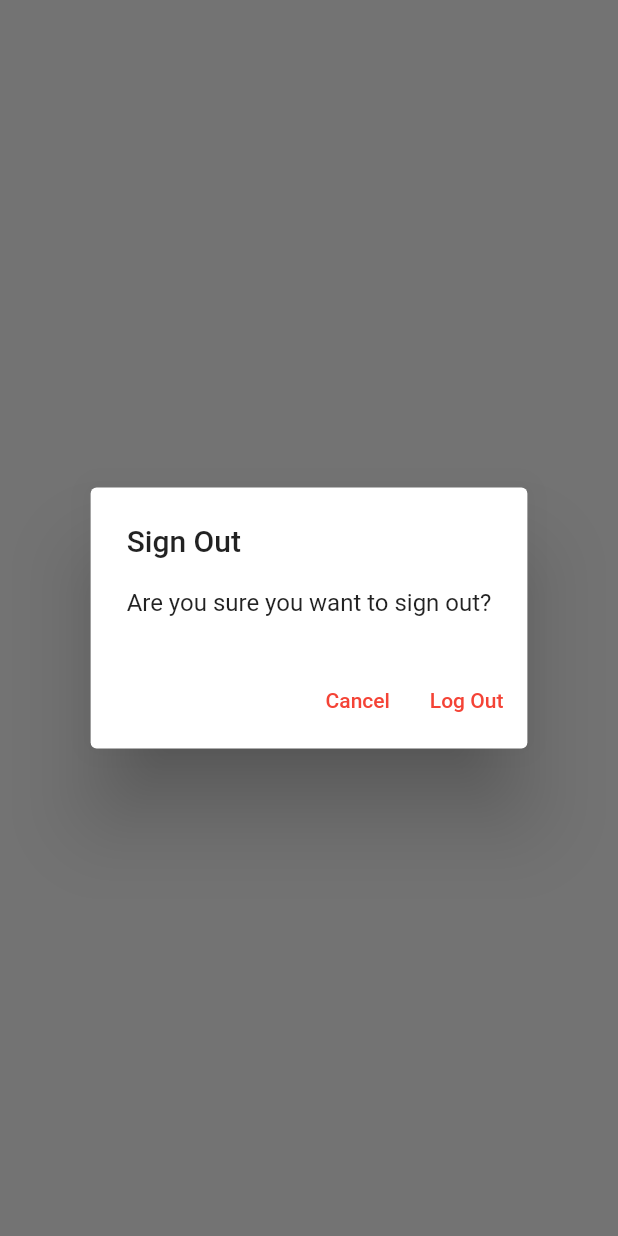
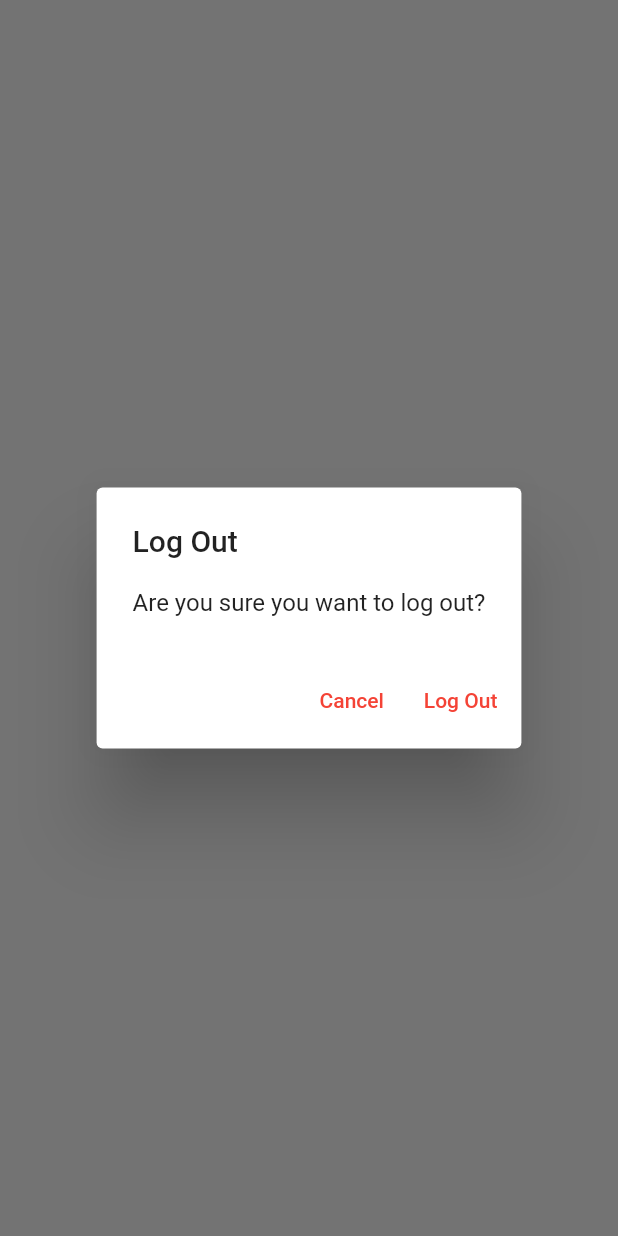
Before and after one commit to YehiaEhab16/Sharing-App, a Flutter app: what showLogOutDialog() shows on an empty page, opened directly, on a phone screen of 412 x 824 dp. Run offline on Flutter 3.47's test engine with Material 2 defaults, Android fonts, the phone set to English and light mode, and no system bars; our stand-ins replace firebase_auth, firebase_core, sqflite; accounts and stored records are empty; network calls fail.

```diff
--- a/lib/main.dart
+++ b/lib/main.dart
@@ -1,8 +1,8 @@
 import 'package:my_app/services/auth/auth_service.dart';
 import 'package:flutter/material.dart';
 import 'package:my_app/constants/routes.dart';
-import 'package:my_app/views/mainview.dart';
-import 'package:my_app/views/newview.dart';
+import 'package:my_app/views/notes/mainview.dart';
+import 'package:my_app/views/notes/newview.dart';
 import 'package:my_app/views/verifyemailview.dart';
 import 'package:my_app/views/loginview.dart';
 import 'package:my_app/views/registerview.dart';
--- /dev/null
+++ b/lib/utils/dialogs/genericdialog.dart
@@ -0,0 +1,34 @@
+import 'package:flutter/material.dart';
+
+typedef DialogOptionBuilder<T> = Map<String, T?> Function();
+
+Future<T?> showGenericDialog<T>({
+  required BuildContext context,
+  required String title,
+  required String content,
+  required DialogOptionBuilder optionsBuilder,
+}) {
+  final options = optionsBuilder();
+  return showDialog<T>(
+    context: context,
+    builder: (context) {
+      return AlertDialog(
+        title: Text(title),
+        content: Text(content),
+        actions: options.keys.map((optionTitle) {
+          final T value = options[optionTitle];
+          return TextButton(
+            onPressed: () {
+              if (value != null) {
+                Navigator.of(context).pop(value);
+              } else {
+                Navigator.of(context).pop();
+              }
+            },
+            child: Text(optionTitle),
+          );
+        }).toList(),
+      );
+    },
+  );
+}
--- /dev/null
+++ b/lib/utils/dialogs/logoutdialog.dart
@@ -0,0 +1,16 @@
+import 'package:flutter/material.dart';
+import 'genericdialog.dart';
+
+Future<bool> showLogOutDialog(BuildContext context) {
+  return showGenericDialog<bool>(
+    context: context,
+    title: 'Log Out',
+    content: 'Are you sure you want to log out?',
+    optionsBuilder: () => {
+      'Cancel': false,
+      'Log Out': true,
+    },
+  ).then(
+    (value) => value ?? false,
+  );
+}
--- a/lib/views/mainview.dart
+++ b/lib/views/notes/mainview.dart
@@ -3,6 +3,10 @@ import 'package:my_app/constants/routes.dart';
 import 'package:my_app/enums/menu_action.dart';
 import 'package:my_app/services/auth/auth_service.dart';
 import 'package:my_app/services/crud/notes_service.dart';
+import 'package:my_app/utils/dialogs/logoutdialog.dart';
+
+import '../../utils/dialogs/genericdialog.dart';
+import 'listview.dart';
 
 class MainView extends StatefulWidget {
   const MainView({Key? key}) : super(key: key);
@@ -67,17 +71,15 @@ class _MainViewState extends State<MainView> {
                       case ConnectionState.active:
                         if (snapshot.hasData) {
                           final allNotes = snapshot.data as List<DatabaseNotes>;
-                          return ListView.builder(
-                            itemCount: allNotes.length,
-                            itemBuilder: (context, index) {
-                              final note = allNotes[index];
-                              return ListTile(
-                                title: Text(
-                                  note.text,
-                                  maxLines: 1,
-                                  softWrap: true,
-                                  overflow: TextOverflow.ellipsis,
-                                ),
+                          return NotesListView(
+                            notes: allNotes,
+                            onDeleteNote: (DatabaseNotes note) async {
+                              await _notesService.deleteNote(id: note.id);
+                            },
+                            onTap: (note) {
+                              Navigator.of(context).pushNamed(
+                                newRoute,
+                                arguments: note,
                               );
                             },
                           );
@@ -96,27 +98,3 @@ class _MainViewState extends State<MainView> {
     );
   }
 }
-
-Future<bool> showLogOutDialog(BuildContext context) {
-  return showDialog<bool>(
-    context: context,
-    builder: (context) {
-      return AlertDialog(
-        title: const Text('Sign Out'),
-        content: const Text('Are you sure you want to sign out?'),
-        actions: [
-          TextButton(
-              onPressed: () {
-                Navigator.of(context).pop(false);
-              },
-              child: const Text('Cancel')),
-          TextButton(
-              onPressed: () {
-                Navigator.of(context).pop(true);
-              },
-              child: const Text('Log Out')),
-        ],
-      );
-    },
-  ).then((value) => value ?? false);
-}
```
Also changed, not shown: lib/utils/dialogs/deletedialog.dart (added, +16 -0 lines), lib/utils/dialogs/errordialog.dart (added, +16 -0 lines), lib/utils/errordialog.dart (deleted, +0 -21 lines), lib/utils/generics/get_arguments.dart (added, +14 -0 lines), lib/views/loginview.dart (+5 -5 lines), lib/views/notes/listview.dart (added, +48 -0 lines), lib/views/notes/newview.dart (renamed from lib/views/newview.dart, +14 -4 lines), lib/views/registerview.dart (+6 -5 lines).
